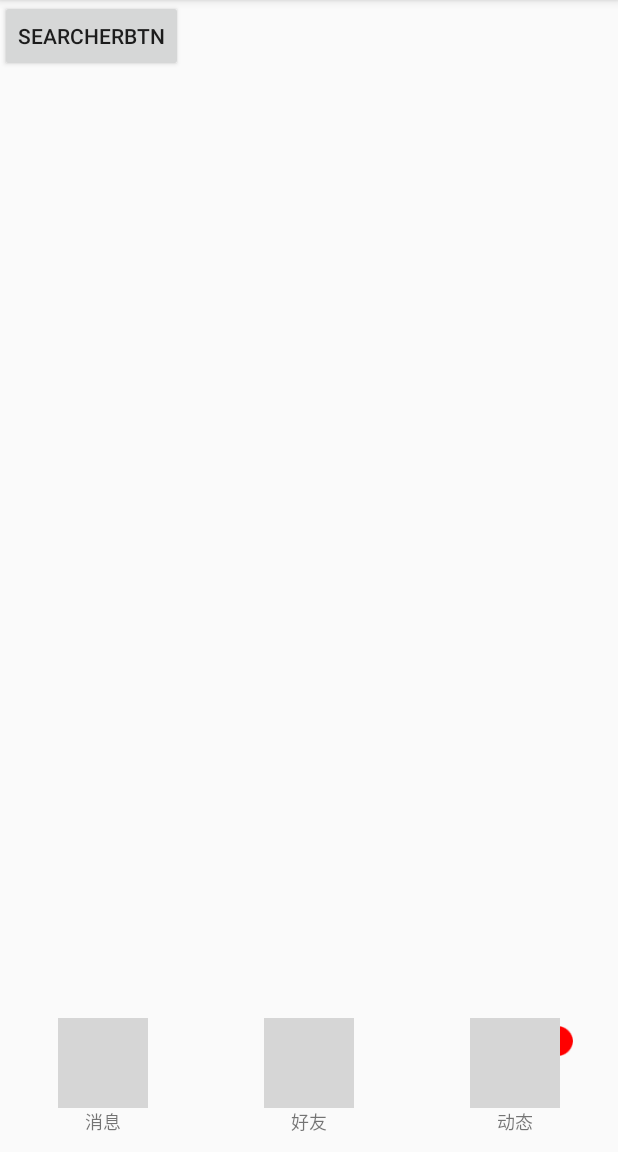
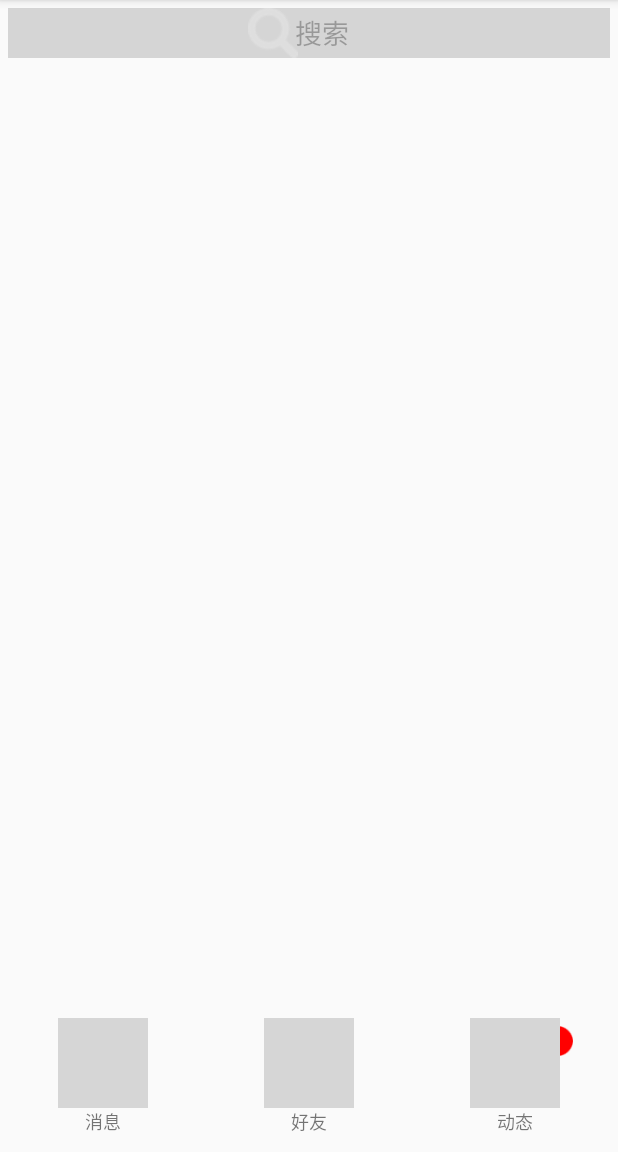
Before and after one commit to 547291213/MyCat, an Android app: the IndexActivity screen opened directly, with no data from a screen before it, on a phone screen of 412 x 824 dp, the part 84-1236 px from its top. Run offline under Robolectric (Android 15) with nearby library versions, the phone set to English and light mode, and no system bars; our stand-ins replace ButterKnife; grey boxes are pictures that could not be loaded.

Commit message:
首页界面优化 搜索栏置顶居中

```diff
--- a/app/src/main/java/com/example/xkfeng/mycat/Activity/IndexActivity.java
+++ b/app/src/main/java/com/example/xkfeng/mycat/Activity/IndexActivity.java
@@ -1,16 +1,19 @@
 package com.example.xkfeng.mycat.Activity;
 
 import android.content.Intent;
+import android.graphics.drawable.Drawable;
 import android.os.Bundle;
 import android.support.annotation.Nullable;
+import android.util.DisplayMetrics;
+import android.util.Log;
 import android.view.View;
 import android.widget.TextView;
 import android.widget.Toast;
 
-import com.example.xkfeng.mycat.Activity.BaseActivity;
 import com.example.xkfeng.mycat.DrawableView.IndexBottomLayout;
 import com.example.xkfeng.mycat.DrawableView.RedPointViewHelper;
 import com.example.xkfeng.mycat.R;
+import com.example.xkfeng.mycat.Util.DensityUtil;
 import com.example.xkfeng.mycat.Util.ITosast;
 
 import butterknife.BindView;
@@ -28,19 +31,25 @@ public class IndexActivity extends BaseActivity {
     IndexBottomLayout ibIndexBottomFriend;
     @BindView(R.id.ib_indexBottomDynamic)
     IndexBottomLayout ibIndexBottomDynamic;
+    @BindView(R.id.et_searchEdit)
+    TextView etSearchEdit;
+
+    private static final String TAG = "IndexActivity";
+    private DisplayMetrics metrics ;
+
 
     @Override
     protected void onCreate(@Nullable Bundle savedInstanceState) {
         super.onCreate(savedInstanceState);
         setContentView(R.layout.index_layout);
         ButterKnife.bind(this);
-
-        initView() ;
+        metrics = new DisplayMetrics();
+        getWindowManager().getDefaultDisplay().getMetrics(metrics);
+        initView();
 
     }
 
-    private void initView()
-    {
+    private void initView() {
 
         /*
            对Message这一Fragment进行一些处理
@@ -54,64 +63,65 @@ public class IndexActivity extends BaseActivity {
          * 否则view上面显示的文字可能在拖拽时不能识别，这样一是为了方便，二是为了减少消耗
          * 布局方式请参考xml文件
          */
-        TextView textView = findViewById(R.id.tv_mDragView) ;
-        RedPointViewHelper stickyViewHelper = new RedPointViewHelper(this, textView,R.layout.item_drag_view);
+        TextView textView = findViewById(R.id.tv_mDragView);
+        RedPointViewHelper stickyViewHelper = new RedPointViewHelper(this, textView, R.layout.item_drag_view);
 
+        /*
+            设置搜索栏相关属性
+         */
+        setEtSearchEdit() ;
     }
 
     /**
      * 设置IndeBottomCheckState状态为未选中
+     *
      * @param indexBottomCheckState
      */
-    private void setIbIndexBottomCheckState_UnChecked(IndexBottomLayout indexBottomCheckState)
-    {
+    private void setIbIndexBottomCheckState_UnChecked(IndexBottomLayout indexBottomCheckState) {
         indexBottomCheckState.setmCheckSate(IndexBottomLayout.UNCHECKED);
     }
 
     /**
      * 设置IndexBottomCheckState状态为选中
+     *
      * @param indexBottomCheckState_checked
      */
-    private void setIbIndexBottomCheckState_Checked(IndexBottomLayout indexBottomCheckState_checked)
-    {
+    private void setIbIndexBottomCheckState_Checked(IndexBottomLayout indexBottomCheckState_checked) {
         indexBottomCheckState_checked.setmCheckSate(IndexBottomLayout.CHECKED);
     }
 
     /**
      * 根据是否选中，设置不同的Image
+     *
      * @param indexBottomLayout_Message
      * @param indexBottomLayout_Person
      * @param indexBottomLayout_Dynamic
      */
-    private void setIbIndexBottomImage(IndexBottomLayout indexBottomLayout_Message ,
-                                       IndexBottomLayout indexBottomLayout_Person ,
-                                       IndexBottomLayout indexBottomLayout_Dynamic)
-    {
-        if (indexBottomLayout_Message.getmCheckSate() == IndexBottomLayout.UNCHECKED)
-        {
+    private void setIbIndexBottomImage(IndexBottomLayout indexBottomLayout_Message,
+                                       IndexBottomLayout indexBottomLayout_Person,
+                                       IndexBottomLayout indexBottomLayout_Dynamic) {
+        if (indexBottomLayout_Message.getmCheckSate() == IndexBottomLayout.UNCHECKED) {
             indexBottomLayout_Message.setmSmallBitmapSrc(getResources().getDrawable(R.drawable.pre_bubble_small));
             indexBottomLayout_Message.setmBigBitmapSrc(getResources().getDrawable(R.drawable.pre_bubble_big));
             indexBottomLayout_Message.lookRight();
-        }else {
+        } else {
             indexBottomLayout_Message.setmSmallBitmapSrc(getResources().getDrawable(R.drawable.bubble_small));
             indexBottomLayout_Message.setmBigBitmapSrc(getResources().getDrawable(R.drawable.bubble_big));
             indexBottomLayout_Person.lookLeft();
         }
 
-        if (indexBottomLayout_Person.getmCheckSate() == IndexBottomLayout.UNCHECKED)
-        {
+        if (indexBottomLayout_Person.getmCheckSate() == IndexBottomLayout.UNCHECKED) {
             indexBottomLayout_Person.setmSmallBitmapSrc(getResources().getDrawable(R.drawable.pre_person_small));
             indexBottomLayout_Person.setmBigBitmapSrc(getResources().getDrawable(R.drawable.pre_person_big));
-        }else {
+        } else {
             indexBottomLayout_Person.setmSmallBitmapSrc(getResources().getDrawable(R.drawable.person_small));
             indexBottomLayout_Person.setmBigBitmapSrc(getResources().getDrawable(R.drawable.person_big));
         }
 
-        if (indexBottomLayout_Dynamic.getmCheckSate() == IndexBottomLayout.UNCHECKED)
-        {
+        if (indexBottomLayout_Dynamic.getmCheckSate() == IndexBottomLayout.UNCHECKED) {
             indexBottomLayout_Dynamic.setmSmallBitmapSrc(getResources().getDrawable(R.drawable.pre_star_small));
             indexBottomLayout_Dynamic.setmBigBitmapSrc(getResources().getDrawable(R.drawable.pre_star_big));
-        }else {
+        } else {
             indexBottomLayout_Dynamic.setmSmallBitmapSrc(getResources().getDrawable(R.drawable.star_small));
             indexBottomLayout_Dynamic.setmBigBitmapSrc(getResources().getDrawable(R.drawable.star_big));
             indexBottomLayout_Person.lookRight();
@@ -120,6 +130,7 @@ public class IndexActivity extends BaseActivity {
 
     /**
      * View的点击监听
+     *
      * @param view
      */
     public void bottomLayoutClick(View view) {
@@ -127,11 +138,9 @@ public class IndexActivity extends BaseActivity {
             case R.id.ib_indexBottomMessage:
                 //如果Message fragment已经是当前选中的界面，
                 // 就不做任何处理
-                if (ibIndexBottomMessage.getmCheckSate() == IndexBottomLayout.CHECKED )
-                {
-                    return ;
-                }
-                else {
+                if (ibIndexBottomMessage.getmCheckSate() == IndexBottomLayout.CHECKED) {
+                    return;
+                } else {
                     //将其他两个状态设置为未选中状态
                     setIbIndexBottomCheckState_UnChecked(ibIndexBottomFriend);
                     setIbIndexBottomCheckState_UnChecked(ibIndexBottomDynamic);
@@ -144,11 +153,9 @@ public class IndexActivity extends BaseActivity {
             case R.id.ib_indexBottomFriend:
                 //如果Message fragment已经是当前选中的界面，
                 // 就不做任何处理
-                if (ibIndexBottomFriend.getmCheckSate() == IndexBottomLayout.CHECKED )
-                {
-                    return ;
-                }
-                else {
+                if (ibIndexBottomFriend.getmCheckSate() == IndexBottomLayout.CHECKED) {
+                    return;
+                } else {
                     //将其他两个状态设置为未选中状态
                     setIbIndexBottomCheckState_UnChecked(ibIndexBottomMessage);
                     setIbIndexBottomCheckState_UnChecked(ibIndexBottomDynamic);
@@ -161,11 +168,9 @@ public class IndexActivity extends BaseActivity {
             case R.id.ib_indexBottomDynamic:
                 //如果Message fragment已经是当前选中的界面，
                 // 就不做任何处理
-                if (ibIndexBottomDynamic.getmCheckSate() == IndexBottomLayout.CHECKED )
-                {
-                    return ;
-                }
-                else {
+                if (ibIndexBottomDynamic.getmCheckSate() == IndexBottomLayout.CHECKED) {
+                    return;
+                } else {
                     //将其他两个状态设置为未选中状态
                     setIbIndexBottomCheckState_UnChecked(ibIndexBottomFriend);
                     setIbIndexBottomCheckState_UnChecked(ibIndexBottomMessage);
@@ -177,18 +182,33 @@ public class IndexActivity extends BaseActivity {
                 break;
         }
         //View根据不同的状态设置显示的图片
-        setIbIndexBottomImage(ibIndexBottomMessage , ibIndexBottomFriend , ibIndexBottomDynamic) ;
+        setIbIndexBottomImage(ibIndexBottomMessage, ibIndexBottomFriend, ibIndexBottomDynamic);
         //为当前选中的状态设置图片缩放的动画
-        ((IndexBottomLayout)view).setImageScale();
-        ITosast.show(this , "Click" , Toast.LENGTH_SHORT);
+        ((IndexBottomLayout) view).setImageScale();
+        ITosast.show(this, "Click", Toast.LENGTH_SHORT);
 
     }
 
     /*
        转到搜索界面
      */
-    public void intoSearchView(View view){
+    public void intoSearchView(View view) {
 
-        startActivity(new Intent(IndexActivity.this , SearchActivity.class));
+        startActivity(new Intent(IndexActivity.this, SearchActivity.class));
+    }
+
+    /*
+      设置搜索栏属性
+      Drawable
+     */
+    private void setEtSearchEdit(){
+        Drawable left = getResources().getDrawable(R.drawable.searcher) ;
+        left.setBounds(metrics.widthPixels/2-DensityUtil.dip2px(this,10+18*2),0,
+                50+metrics.widthPixels/2-DensityUtil.dip2px(this,10+18*2),50);
+        Log.d(TAG, "setEtSearchEdit: " + metrics.widthPixels);
+        etSearchEdit.setCompoundDrawablePadding(-left.getIntrinsicWidth()/2);
+        etSearchEdit.setCompoundDrawables(left ,null,null,null);
+        etSearchEdit.setAlpha((float) 0.6);
+
     }
 }
--- a/app/src/main/res/layout/index_layout.xml
+++ b/app/src/main/res/layout/index_layout.xml
@@ -13,13 +13,27 @@
 
         <!--/>-->
 
+    <TextView
+        android:id="@+id/et_searchEdit"
+        android:layout_width="match_parent"
+        android:layout_height="wrap_content"
+        android:text="搜索"
+        android:onClick="intoSearchView"
+        android:textSize="18sp"
+        android:gravity="center"
+        android:layout_margin="5dp"
+        android:background="@color/gray"
 
-    <Button
-        android:layout_width="wrap_content"
-        android:layout_height="wrap_content"
-        android:text="searcherBtn"
-        android:onClick="intoSearchView"
+
+
         />
+
+    <!--<Button-->
+        <!--android:layout_width="wrap_content"-->
+        <!--android:layout_height="wrap_content"-->
+        <!--android:text="searcherBtn"-->
+        <!--android:onClick="intoSearchView"-->
+        <!--/>-->
 
     <LinearLayout
         android:id="@+id/ll_indexbottomLayout"
--- a/app/src/main/res/values/colors.xml
+++ b/app/src/main/res/values/colors.xml
@@ -5,4 +5,5 @@
     <color name="colorAccent">#FF4081</color>
     <color name="white">#00ffffff</color>
     <color name="transparent">#8000</color>
+    <color name="gray">#8888</color>
 </resources>
```
Also changed, not shown: app/src/main/res/drawable/searcher.png (added).
